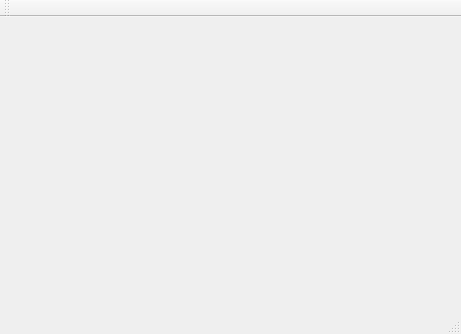
GunnarKarlsson/PixelArtApp, file mainwindow.ui: the form before one commit.
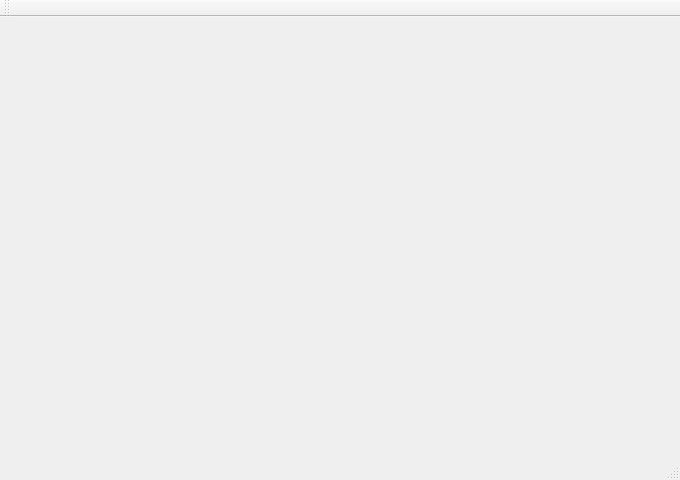
The form after the commit.

Commit message: Add pixelArtCanvas to main window

What changed in the file:
```diff
--- a/mainwindow.ui
+++ b/mainwindow.ui
@@ -6,8 +6,8 @@
    <rect>
     <x>0</x>
     <y>0</y>
-    <width>461</width>
-    <height>334</height>
+    <width>680</width>
+    <height>480</height>
    </rect>
   </property>
   <property name="windowTitle">
```
Left out of the diff: 2 changed lines with no effect on the pictures. The commit also changes 6 other files.
